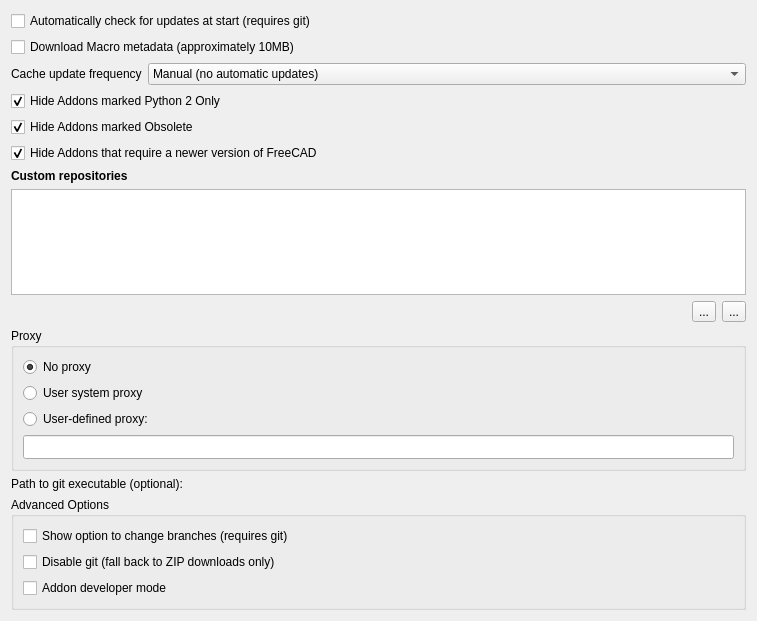
The window that AddonManagerOptions.ui (chennes/AddonManager) describes before a commit, drawn with Qt 5.
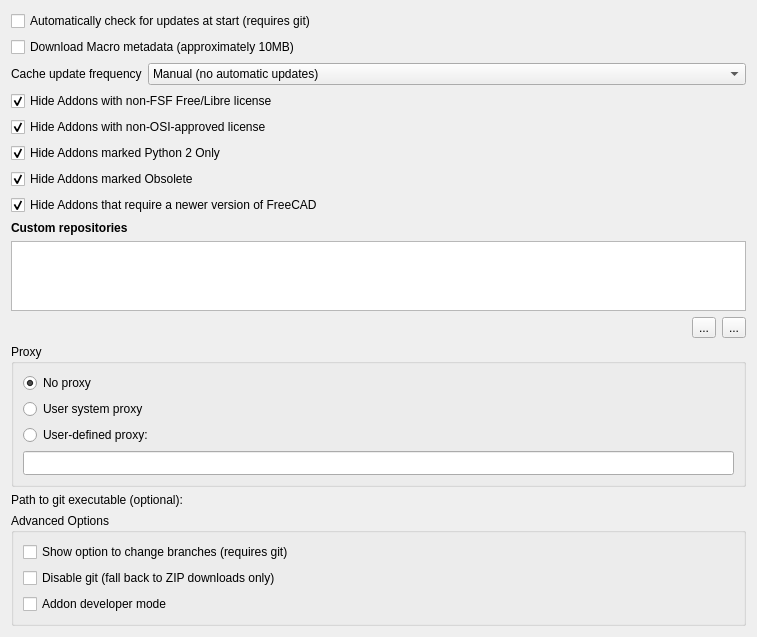
The same window after the commit. Custom widgets are drawn as their Qt base class.

Commit message: Addon Manager: Add support for license exclusion

Diff of the .ui file:
```diff
--- a/AddonManagerOptions.ui
+++ b/AddonManagerOptions.ui
@@ -90,6 +90,38 @@
      </item>
     </layout>
    </item>
+   <item>
+    <widget class="Gui::PrefCheckBox" name="guiprefcheckboxhidenonfsf">
+     <property name="text">
+      <string>Hide Addons with non-FSF Free/Libre license</string>
+     </property>
+     <property name="checked">
+      <bool>true</bool>
+     </property>
+     <property name="prefEntry" stdset="0">
+      <cstring>HideNonFSFFreeLibre</cstring>
+     </property>
+     <property name="prefPath" stdset="0">
+      <cstring>Addons</cstring>
+     </property>
+    </widget>
+   </item>
+   <item>
+    <widget class="Gui::PrefCheckBox" name="guiprefcheckboxnonosi">
+     <property name="text">
+      <string>Hide Addons with non-OSI-approved license</string>
+     </property>
+     <property name="checked">
+      <bool>true</bool>
+     </property>
+     <property name="prefEntry" stdset="0">
+      <cstring>HideNonOSIApproved</cstring>
+     </property>
+     <property name="prefPath" stdset="0">
+      <cstring>Addons</cstring>
+     </property>
+    </widget>
+   </item>
    <item>
     <widget class="Gui::PrefCheckBox" name="guiprefcheckboxhidepy2">
      <property name="text">
```
The commit also changes 9 other files.
